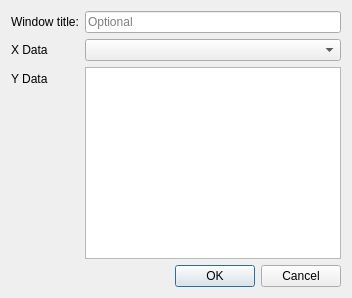
Qt form hyde/user_interface/plugins/figure/new_figure_dialog.ui (spielman-group/hyde) before a commit.
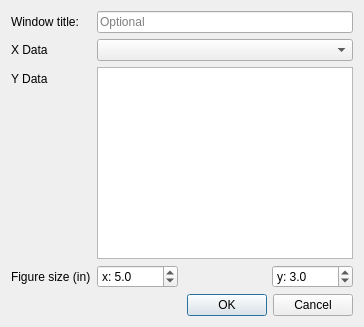
The same form after that commit.

Commit message: Implement figure IR session restore path

```diff
--- a/hyde/user_interface/plugins/figure/new_figure_dialog.ui
+++ b/hyde/user_interface/plugins/figure/new_figure_dialog.ui
@@ -46,6 +46,68 @@
        </property>
       </widget>
      </item>
+     <item row="3" column="0">
+      <widget class="QLabel" name="sizeLabel">
+       <property name="text">
+        <string>Figure size (in)</string>
+       </property>
+      </widget>
+     </item>
+     <item row="3" column="1">
+      <layout class="QHBoxLayout" name="sizeLayout">
+       <item>
+       <widget class="QDoubleSpinBox" name="widthSpinBox">
+         <property name="prefix">
+          <string>x: </string>
+         </property>
+         <property name="decimals">
+          <number>1</number>
+         </property>
+         <property name="minimum">
+          <double>0.100000000000000</double>
+         </property>
+         <property name="maximum">
+          <double>100.000000000000000</double>
+         </property>
+         <property name="singleStep">
+          <double>0.500000000000000</double>
+         </property>
+         <property name="value">
+          <double>5.000000000000000</double>
+         </property>
+        </widget>
+       </item>
+       <item>
+       <widget class="QLabel" name="sizeByLabel">
+         <property name="text">
+          <string/>
+         </property>
+        </widget>
+       </item>
+       <item>
+        <widget class="QDoubleSpinBox" name="heightSpinBox">
+         <property name="prefix">
+          <string>y: </string>
+         </property>
+         <property name="decimals">
+          <number>1</number>
+         </property>
+         <property name="minimum">
+          <double>0.100000000000000</double>
+         </property>
+         <property name="maximum">
+          <double>100.000000000000000</double>
+         </property>
+         <property name="singleStep">
+          <double>0.500000000000000</double>
+         </property>
+         <property name="value">
+          <double>3.000000000000000</double>
+         </property>
+        </widget>
+       </item>
+      </layout>
+     </item>
     </layout>
    </item>
    <item>
```
The commit also changes 26 other files.
